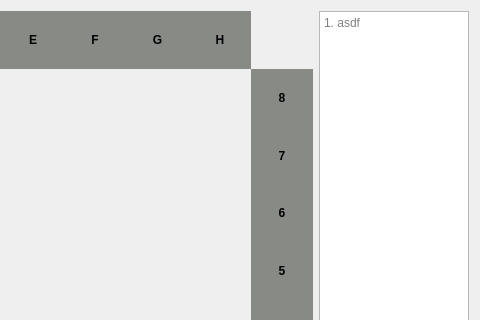
Before: the Qt Designer form gui/chessboardview.ui in gabrielle95/ICP-Assignment-2019, drawn with Qt 5; both pictures show x 320 to 800 and y 0 to 320 of the 800 by 600 pixel window.
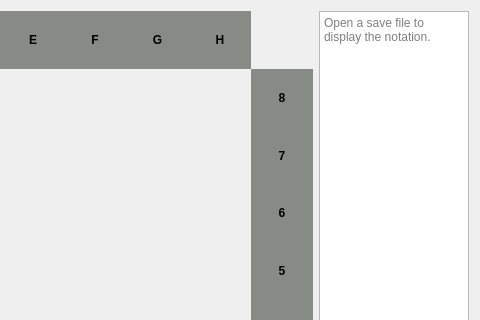
After: the same form once the commit is applied.

The edit to the form file:
```diff
--- a/gui/chessboardview.ui
+++ b/gui/chessboardview.ui
@@ -963,7 +963,7 @@
       </size>
      </property>
      <property name="placeholderText">
-      <string>1. asdf</string>
+      <string>Open a save file to display the notation.</string>
      </property>
     </widget>
    </item>
```
